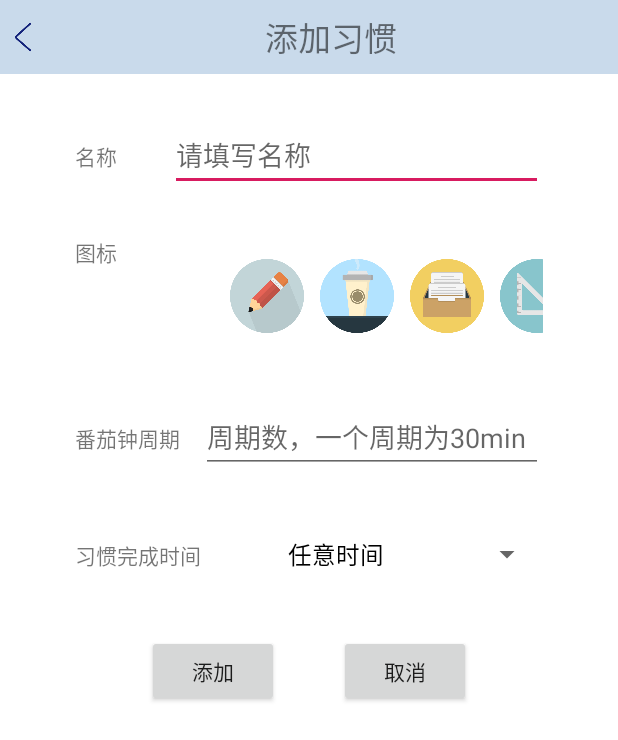
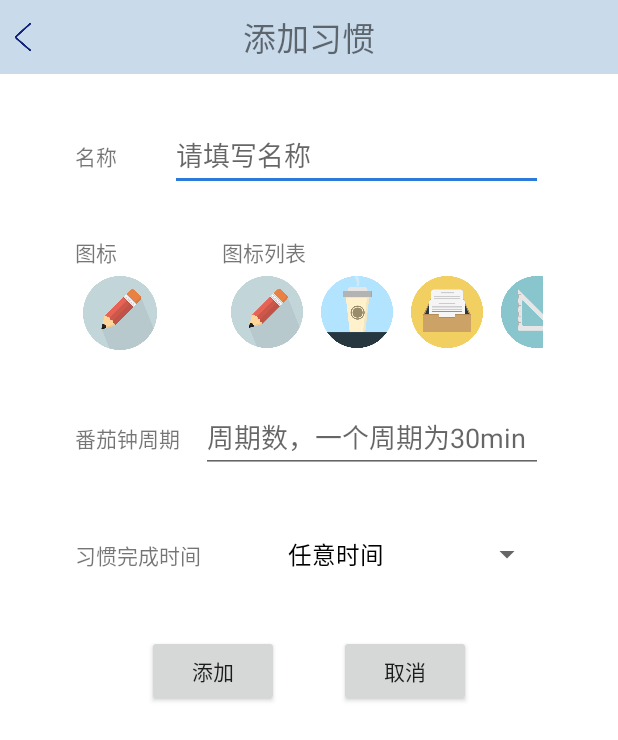
Before and after one commit to Li1121899707/AndroidProject, an Android app: the EditHobbyActivity screen opened directly, with no data from a screen before it, after a tap on an icon or button, on a phone screen of 412 x 824 dp. Shown: the top 740 px of the screen. Run offline under Robolectric (Android 15) with nearby library versions, the phone set to English and light mode, and no system bars; pictures from the network do not load.

```diff
--- a/app/src/main/java/com/example/yantu/androidproject/Adapter/EditRecycleAdapter.java
+++ b/app/src/main/java/com/example/yantu/androidproject/Adapter/EditRecycleAdapter.java
@@ -1,29 +1,23 @@
 package com.example.yantu.androidproject.Adapter;
 /*李洋*/
 import android.content.Context;
-import android.graphics.Bitmap;
-import android.graphics.BitmapFactory;
 import android.net.Uri;
 import android.support.v7.widget.RecyclerView;
 import android.util.Log;
 import android.view.LayoutInflater;
 import android.view.View;
 import android.view.ViewGroup;
-import android.widget.AdapterView;
 import android.widget.ImageView;
-import android.widget.TextView;
 
 import com.example.yantu.androidproject.R;
 
 import java.util.List;
-import java.util.Map;
 
 public class EditRecycleAdapter extends RecyclerView.Adapter <EditRecycleAdapter.LinearViewHolder>{
     //声明引用
     private Context mContext;
     private LayoutInflater mLayoutInflater;
-    private List<String> mDatas = null;
-    private String beginPath = "android.resource://com.example.yantu.androidproject/drawable/";
+    private List<String> mDatas;
     private OnItemClickListener mOnItemClickListener = null;
 
     //创建一个构造函数
@@ -42,6 +36,8 @@ public class EditRecycleAdapter extends RecyclerView.Adapter <EditRecycleAdapter
     @Override
     public void onBindViewHolder(final EditRecycleAdapter.LinearViewHolder holder, final int position) {
         String iconPath = mDatas.get(position);
+        String beginPath = "android.resource://com.example.yantu.androidproject/drawable/";
+
         Log.i("result", beginPath + iconPath);
         holder.imageView.setImageURI(Uri.parse(beginPath + iconPath));
 
@@ -65,9 +61,9 @@ public class EditRecycleAdapter extends RecyclerView.Adapter <EditRecycleAdapter
         //声明layout_linearrv_item布局控件的变量
         private ImageView imageView;
 
-        public LinearViewHolder(View itemView) {
+        LinearViewHolder(View itemView) {
             super(itemView);
-            imageView=(ImageView) itemView.findViewById(R.id.editIcon);
+            imageView = itemView.findViewById(R.id.editIcon);
         }
     }
 
--- a/app/src/main/java/com/example/yantu/androidproject/EditHobbyActivity.java
+++ b/app/src/main/java/com/example/yantu/androidproject/EditHobbyActivity.java
@@ -1,9 +1,10 @@
 package com.example.yantu.androidproject;
 /*李洋*/
+
 import android.content.ContentValues;
 import android.content.Intent;
 import android.database.sqlite.SQLiteDatabase;
-import android.support.v7.app.ActionBar;
+import android.net.Uri;
 import android.support.v7.app.AppCompatActivity;
 import android.os.Bundle;
 import android.support.v7.widget.DefaultItemAnimator;
@@ -12,47 +13,37 @@ import android.support.v7.widget.RecyclerView;
 import android.view.View;
 import android.widget.AdapterView;
 import android.widget.ArrayAdapter;
-import android.widget.Button;
 import android.widget.EditText;
-import android.widget.ImageButton;
 import android.widget.ImageView;
-import android.widget.ListView;
 import android.widget.Spinner;
 import android.widget.TextView;
 import android.widget.Toast;
 
 import com.example.yantu.androidproject.Adapter.EditRecycleAdapter;
-import com.example.yantu.androidproject.Adapter.HorLinearAdapter;
 import com.example.yantu.androidproject.DBHelper.MyDatabaseHelper;
 import com.example.yantu.androidproject.Entity.Hobby;
-import com.example.yantu.androidproject.Entity.Log;
 import com.example.yantu.androidproject.Util.Utils;
 
 
 import java.util.ArrayList;
-import java.util.HashMap;
 import java.util.List;
-import java.util.Map;
 
 public class EditHobbyActivity extends AppCompatActivity implements
         EditRecycleAdapter.OnItemClickListener {
 
     private EditText etHobbyName;
+    private EditText etHobbyCycle;
+    private ImageView selectedIcon;
     private RecyclerView recyclerView;
-    private Spinner spTime;
-    private EditText etHobbyCycle;
-    private Button btnEditHobby;
-    private Button btnResetHobby;
-    private ImageView btnEditBack;
-    private int spinnerPosition = 0;
-    private TextView tvHobbyTitle;
+
+    private Integer spinnerPosition = 0;
+    private Integer iconPosition = 0;
+    private String choice;
+    private Hobby hobby = null;
+    private String[] spinnerItems = {"任意时间", "早上习惯", "下午习惯", "晚间习惯"};
+    private List<String> iconList;
+
     private MyDatabaseHelper dbHelper;
-    private String choice;
-    private Integer iconPosition = 0;
-    private Hobby hobby = null;
-    private String[] spinnerItems = {"任意时间","早上习惯","下午习惯","晚间习惯"};
-    private List<String> iconList;
-    private EditRecycleAdapter editRecycleAdapter;
 
     @Override
     protected void onCreate(Bundle savedInstanceState) {
@@ -64,10 +55,9 @@ public class EditHobbyActivity extends AppCompatActivity implements
         Intent intent = new Intent();
         try {
             choice = intent.getStringExtra("choice");
-            if(choice.equals("update"))
-                hobby = (Hobby)intent.getSerializableExtra("Hobby");
-
-        }catch (Exception e){
+            if (choice.equals("update"))
+                hobby = (Hobby) intent.getSerializableExtra("Hobby");
+        } catch (Exception e) {
             choice = "insert";
         }
 
@@ -75,33 +65,32 @@ public class EditHobbyActivity extends AppCompatActivity implements
         createDatabase();
     }
 
-    public void init(){
+    public void init() {
         // 初始化控件
+        Spinner spTime = findViewById(R.id.spTime);
+        TextView tvHobbyTitle = findViewById(R.id.tvHobbyTitle);
+
         etHobbyName = findViewById(R.id.etHobbyName);
         etHobbyCycle = findViewById(R.id.etHobbyCycle);
-        spTime = findViewById(R.id.spTime);
-        btnEditHobby = findViewById(R.id.btnEditHobby);
-        btnResetHobby = findViewById(R.id.btnResetHobby);
-        tvHobbyTitle = findViewById(R.id.tvHobbyTitle);
         recyclerView = findViewById(R.id.editIconList);
-        btnEditBack = findViewById(R.id.btnEditBack);
+        selectedIcon = findViewById(R.id.selectedIcon);
 
         // 动态改变标题
-        if(choice.equals("edit")){
+        if (choice.equals("edit")) {
             tvHobbyTitle.setText("修改习惯");
             etHobbyName.setText(hobby.getHbName());
             etHobbyCycle.setText(hobby.getHbCycle());
-        }else if(choice.equals("add")){
+        } else if (choice.equals("add")) {
             tvHobbyTitle.setText("添加习惯");
         }
 
         // button
-        btnEditHobby.setOnClickListener(editListener);
-        btnResetHobby.setOnClickListener(resetListener);
-        btnEditBack.setOnClickListener(backListener);
+        findViewById(R.id.btnEditHobby).setOnClickListener(editListener);
+        findViewById(R.id.btnResetHobby).setOnClickListener(resetListener);
+        findViewById(R.id.btnEditBack).setOnClickListener(backListener);
 
         // Spinner
-        ArrayAdapter<String > spinnerAdapter = new ArrayAdapter<>(this, android.R.layout.simple_spinner_dropdown_item, spinnerItems);
+        ArrayAdapter<String> spinnerAdapter = new ArrayAdapter<>(this, android.R.layout.simple_spinner_dropdown_item, spinnerItems);
         spinnerAdapter.setDropDownViewResource(android.R.layout.simple_spinner_dropdown_item);
         spTime.setAdapter(spinnerAdapter);
         spTime.setOnItemSelectedListener(spinnerListener);
@@ -111,13 +100,13 @@ public class EditHobbyActivity extends AppCompatActivity implements
     }
 
     // 创建数据库
-    public void createDatabase(){
+    public void createDatabase() {
         dbHelper = new MyDatabaseHelper(this, "yantu.db", null, 1);
         dbHelper.getWritableDatabase();
     }
 
     // 添加/修改习惯数据库表
-    public int editHobby(String hbName, String hbIcon, String hbTime, Integer hbCycle, String choice){
+    public int editHobby(String hbName, String hbIcon, String hbTime, Integer hbCycle, String choice) {
         SQLiteDatabase db = dbHelper.getWritableDatabase();
         ContentValues values = new ContentValues();
         values.put("hbName", hbName);
@@ -125,17 +114,17 @@ public class EditHobbyActivity extends AppCompatActivity implements
         values.put("hbTime", hbTime);
         values.put("hbCycle", hbCycle);
         int result = 0;
-        if(choice.equals("insert"))
-            result = (int)db.insert("Hobby", null, values);
-        else if(choice.equals("update"))
-            result = db.update("Hobby",values, "hbId=?", new String[]{String.valueOf(hobby.getHbId())});
+        if (choice.equals("insert"))
+            result = (int) db.insert("Hobby", null, values);
+        else if (choice.equals("update"))
+            result = db.update("Hobby", values, "hbId=?", new String[]{String.valueOf(hobby.getHbId())});
         android.util.Log.i("result", "editHobby: " + String.valueOf(result));
         values.clear();
         return result;
     }
 
     // 添加/修改日志数据库表
-    public int editLog(Integer hbId, Integer lgTotal, Integer lgContinue){
+    public int editLog(Integer hbId, Integer lgTotal, Integer lgContinue) {
         SQLiteDatabase db = dbHelper.getWritableDatabase();
         ContentValues values = new ContentValues();
         values.put("hbId", hbId);
@@ -144,7 +133,7 @@ public class EditHobbyActivity extends AppCompatActivity implements
         long logid = db.insert("Log", null, values);
         android.util.Log.i("result", "editLog: " + String.valueOf(logid));
         values.clear();
-        return (int)logid;
+        return (int) logid;
     }
 
     // 编辑按钮监听事件
@@ -156,40 +145,38 @@ public class EditHobbyActivity extends AppCompatActivity implements
             String icId = iconList.get(iconPosition);
             String hbTime = String.valueOf(spinnerPosition);
             String hbCycleStr = etHobbyCycle.getText().toString();
-            Integer hbCycle = 0;
+            Integer hbCycle;
 
-            if(name.equals("")||icId.equals("")||hbCycleStr.equals("")){
+            if (name.equals("") || icId.equals("") || hbCycleStr.equals("")) {
                 Toast.makeText(EditHobbyActivity.this, "您还有未填写字段。", Toast.LENGTH_SHORT).show();
                 return;
             }
 
             try {
-             hbCycle = Integer.valueOf(hbCycleStr);
-            }catch (Exception e){
+                hbCycle = Integer.valueOf(hbCycleStr);
+            } catch (Exception e) {
                 Toast.makeText(EditHobbyActivity.this, "您输入的番茄钟周期不是数字！", Toast.LENGTH_SHORT).show();
                 return;
             }
 
-            android.util.Log.i("result", "name:" + name + "; icId:" +  icId + "; hbTime:" +
+            android.util.Log.i("result", "name:" + name + "; icId:" + icId + "; hbTime:" +
                     hbTime + "; hbCycle" + hbCycleStr);
 
-            if(choice.equals("insert")){
-                int hobbyid = editHobby(name, icId, hbTime, hbCycle, "insert");
-                if(-1 == hobbyid)
+            if (choice.equals("insert")) {
+                int hobbyId = editHobby(name, icId, hbTime, hbCycle, "insert");
+                if (-1 == hobbyId)
                     Toast.makeText(EditHobbyActivity.this, "添加习惯失败！", Toast.LENGTH_SHORT).show();
                 else
                     Toast.makeText(EditHobbyActivity.this, "添加习惯成功！", Toast.LENGTH_SHORT).show();
 
-                int logid =  editLog(hobbyid, 1,2);
-                if(-1 == logid)
+                int logid = editLog(hobbyId, 1, 2);
+                if (-1 == logid)
                     Toast.makeText(EditHobbyActivity.this, "添加打卡日志失败！", Toast.LENGTH_SHORT).show();
                 else
                     Toast.makeText(EditHobbyActivity.this, "添加打卡日志成功！", Toast.LENGTH_SHORT).show();
-            }
-
-            else if(choice.equals("update")){
+            } else if (choice.equals("update")) {
                 int updateRes = editHobby(name, icId, hbTime, hbCycle, "update");
-                if(-1 == updateRes)
+                if (-1 == updateRes)
                     Toast.makeText(EditHobbyActivity.this, "修改习惯信息失败！", Toast.LENGTH_SHORT).show();
                 else
                     Toast.makeText(EditHobbyActivity.this, "修改习惯信息成功！", Toast.LENGTH_SHORT).show();
@@ -213,15 +200,16 @@ public class EditHobbyActivity extends AppCompatActivity implements
             Toast.makeText(EditHobbyActivity.this, spinnerItems[position], Toast.LENGTH_SHORT).show();
             spinnerPosition = position;
         }
+
         @Override
         public void onNothingSelected(AdapterView<?> parent) {
 
         }
     };
 
-    public void createIconList(){
+    public void createIconList() {
         iconList = new ArrayList<>();
-        for(int i=1; i<=9; i++){
+        for (int i = 1; i <= 9; i++) {
             iconList.add("icon" + String.valueOf(i));
         }
 
@@ -229,7 +217,7 @@ public class EditHobbyActivity extends AppCompatActivity implements
         LinearLayoutManager linearLayoutManager = new LinearLayoutManager(EditHobbyActivity.this);
         //设置这个线性布局管理器的方向,为水平方向
         linearLayoutManager.setOrientation(LinearLayoutManager.HORIZONTAL);
-        editRecycleAdapter = new EditRecycleAdapter(this, iconList);
+        EditRecycleAdapter editRecycleAdapter = new EditRecycleAdapter(this, iconList);
         editRecycleAdapter.setOnItemClickListener(this);
         //设置mHorRV的线性布局管理器
         recyclerView.setLayoutManager(linearLayoutManager);
@@ -251,5 +239,7 @@ public class EditHobbyActivity extends AppCompatActivity implements
     public void onClick(View parent, int position) {
         Toast.makeText(this, "点击了第" + (position + 1) + "项", Toast.LENGTH_SHORT).show();
         iconPosition = position;
+        String uriStr = "android.resource://com.example.yantu.androidproject/drawable/" + iconList.get(position);
+        selectedIcon.setImageURI(Uri.parse(uriStr));
     }
 }
--- a/app/src/main/res/layout/edit_hobby_activity.xml
+++ b/app/src/main/res/layout/edit_hobby_activity.xml
@@ -16,9 +16,8 @@
 
         <ImageView
             android:id="@+id/btnEditBack"
-            android:layout_width="60dp"
+            android:layout_width="30dp"
             android:layout_height="match_parent"
-            android:layout_weight="1"
             app:srcCompat="@drawable/back" />
 
         <TextView
@@ -27,6 +26,7 @@
             android:layout_height="match_parent"
             android:layout_weight="1"
             android:gravity="center"
+            android:paddingRight="30dp"
             android:text="添加习惯"
             android:textSize="22dp" />
 
@@ -70,6 +70,10 @@
             android:layout_marginTop="30dp"
             android:orientation="horizontal">
 
+            <LinearLayout
+                android:layout_width="wrap_content"
+                android:layout_height="wrap_content"
+                android:orientation="vertical">
                 <TextView
                     android:id="@+id/textView4"
                     android:layout_width="wrap_content"
@@ -77,10 +81,32 @@
                     android:paddingRight="70dp"
                     android:text="图标" />
 
+                <ImageView
+                    android:id="@+id/selectedIcon"
+                    android:layout_width="60dp"
+                    android:layout_height="60dp"
+                    android:paddingTop="5dp"
+                    android:paddingBottom="5dp"
+                    app:srcCompat="@mipmap/ic_launcher" />
+            </LinearLayout>
+
+            <LinearLayout
+                android:layout_width="wrap_content"
+                android:layout_height="wrap_content"
+                android:orientation="vertical">
+                <TextView
+                    android:id="@+id/textView8"
+                    android:layout_width="wrap_content"
+                    android:layout_height="wrap_content"
+                    android:paddingRight="70dp"
+                    android:text="图标列表" />
+
                 <android.support.v7.widget.RecyclerView
                     android:id="@+id/editIconList"
                     android:layout_width="wrap_content"
                     android:layout_height="wrap_content" />
+            </LinearLayout>
+
 
         </LinearLayout>
 
--- a/app/src/main/res/layout/item_recycle_edit.xml
+++ b/app/src/main/res/layout/item_recycle_edit.xml
@@ -18,8 +18,7 @@
             android:id="@+id/editIcon"
             android:layout_width="match_parent"
             android:layout_height="wrap_content"
-            app:srcCompat="@mipmap/ic_launcher"
-            android:elevation="20dp"/>
+            app:srcCompat="@mipmap/ic_launcher" />
 
     </LinearLayout>
 </LinearLayout>
--- a/app/src/main/res/values/colors.xml
+++ b/app/src/main/res/values/colors.xml
@@ -2,7 +2,7 @@
 <resources>
     <color name="colorPrimary">#008577</color>
     <color name="colorPrimaryDark">#00574B</color>
-    <color name="colorAccent">#D81B60</color>
+    <color name="colorAccent">#2b79d9</color>
     <color name="white">#ffffff</color>
     <color name="mainBlue">#94a7c5e2</color>
 </resources>
```
Also changed, not shown: app/src/main/java/com/example/yantu/androidproject/TodayHobbyActivity.java (+7 -4 lines), app/src/main/res/layout/today_hobby_activity.xml (+15 -41 lines). Lines whose indentation alone changed are shown as unchanged.
